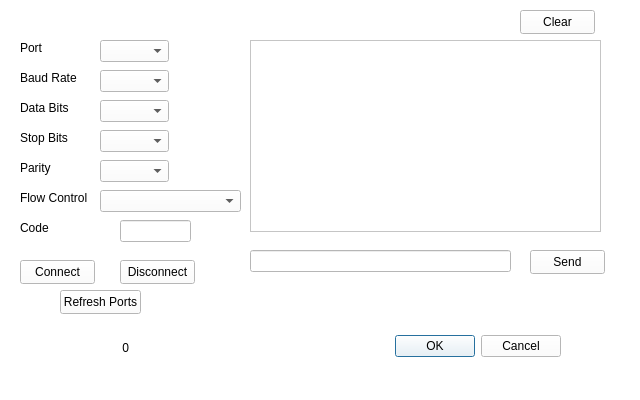
IvanZend/Learning-QT, file Serial Port Example/Serial_Port_Example/dialog_uart.ui: the form before one commit.
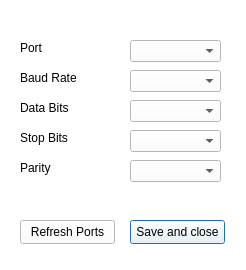
The form after the commit.

Patch:
```diff
--- a/Serial Port Example/Serial_Port_Example/dialog_uart.ui
+++ b/Serial Port Example/Serial_Port_Example/dialog_uart.ui
@@ -6,8 +6,8 @@
    <rect>
     <x>0</x>
     <y>0</y>
-    <width>640</width>
-    <height>400</height>
+    <width>246</width>
+    <height>270</height>
    </rect>
   </property>
   <property name="palette">
@@ -455,22 +455,6 @@
   <property name="windowTitle">
    <string>Dialog</string>
   </property>
-  <widget class="QDialogButtonBox" name="buttonBox">
-   <property name="geometry">
-    <rect>
-     <x>220</x>
-     <y>330</y>
-     <width>341</width>
-     <height>32</height>
-    </rect>
-   </property>
-   <property name="orientation">
-    <enum>Qt::Horizontal</enum>
-   </property>
-   <property name="standardButtons">
-    <set>QDialogButtonBox::Cancel|QDialogButtonBox::Ok</set>
-   </property>
-  </widget>
   <widget class="QLabel" name="label">
    <property name="geometry">
     <rect>
@@ -487,9 +471,9 @@
   <widget class="QComboBox" name="comboBox">
    <property name="geometry">
     <rect>
-     <x>100</x>
+     <x>130</x>
      <y>40</y>
-     <width>69</width>
+     <width>91</width>
      <height>22</height>
     </rect>
    </property>
@@ -497,9 +481,9 @@
   <widget class="QComboBox" name="comboBox_4">
    <property name="geometry">
     <rect>
-     <x>100</x>
+     <x>130</x>
      <y>130</y>
-     <width>69</width>
+     <width>91</width>
      <height>22</height>
     </rect>
    </property>
@@ -520,35 +504,22 @@
   <widget class="QPushButton" name="pushButton_2">
    <property name="geometry">
     <rect>
-     <x>20</x>
-     <y>260</y>
-     <width>75</width>
-     <height>24</height>
-    </rect>
-   </property>
-   <property name="text">
-    <string>Connect</string>
-   </property>
-  </widget>
-  <widget class="QLabel" name="label_7">
-   <property name="geometry">
-    <rect>
-     <x>20</x>
+     <x>130</x>
      <y>220</y>
-     <width>49</width>
-     <height>16</height>
+     <width>95</width>
+     <height>24</height>
     </rect>
    </property>
    <property name="text">
-    <string>Code</string>
+    <string>Save and close</string>
    </property>
   </widget>
   <widget class="QPushButton" name="pushButton_4">
    <property name="geometry">
     <rect>
-     <x>60</x>
-     <y>290</y>
-     <width>81</width>
+     <x>20</x>
+     <y>220</y>
+     <width>95</width>
      <height>24</height>
     </rect>
    </property>
@@ -559,9 +530,9 @@
   <widget class="QComboBox" name="comboBox_3">
    <property name="geometry">
     <rect>
-     <x>100</x>
+     <x>130</x>
      <y>100</y>
-     <width>69</width>
+     <width>91</width>
      <height>22</height>
     </rect>
    </property>
@@ -569,75 +540,13 @@
   <widget class="QComboBox" name="comboBox_5">
    <property name="geometry">
     <rect>
-     <x>100</x>
+     <x>130</x>
      <y>160</y>
-     <width>69</width>
+     <width>91</width>
      <height>22</height>
     </rect>
    </property>
   </widget>
-  <widget class="QPushButton" name="pushButton_5">
-   <property name="geometry">
-    <rect>
-     <x>520</x>
-     <y>10</y>
-     <width>75</width>
-     <height>24</height>
-    </rect>
-   </property>
-   <property name="text">
-    <string>Clear</string>
-   </property>
-  </widget>
-  <widget class="QPushButton" name="pushButton_3">
-   <property name="geometry">
-    <rect>
-     <x>120</x>
-     <y>260</y>
-     <width>75</width>
-     <height>24</height>
-    </rect>
-   </property>
-   <property name="text">
-    <string>Disconnect</string>
-   </property>
-  </widget>
-  <widget class="QLabel" name="label_6">
-   <property name="geometry">
-    <rect>
-     <x>20</x>
-     <y>190</y>
-     <width>81</width>
-     <height>16</height>
-    </rect>
-   </property>
-   <property name="text">
-    <string>Flow Control</string>
-   </property>
-  </widget>
-  <widget class="QComboBox" name="comboBox_6">
-   <property name="geometry">
-    <rect>
-     <x>100</x>
-     <y>190</y>
-     <width>141</width>
-     <height>22</height>
-    </rect>
-   </property>
-  </widget>
-  <widget class="QPushButton" name="pushButton">
-   <property name="geometry">
-    <rect>
-     <x>530</x>
-     <y>250</y>
-     <width>75</width>
-     <height>24</height>
-    </rect>
-   </property>
-   <property name="text">
-    <string>Send</string>
-   </property>
-  </widget>
   <widget class="QLabel" name="label_4">
    <property name="geometry">
     <rect>
@@ -654,9 +563,9 @@
   <widget class="QComboBox" name="comboBox_2">
    <property name="geometry">
     <rect>
-     <x>100</x>
+     <x>130</x>
      <y>70</y>
-     <width>69</width>
+     <width>91</width>
      <height>22</height>
     </rect>
    </property>
@@ -687,61 +596,6 @@
     <string>Data Bits</string>
    </property>
   </widget>
-  <widget class="QLineEdit" name="lineEdit_2">
-   <property name="geometry">
-    <rect>
-     <x>250</x>
-     <y>250</y>
-     <width>261</width>
-     <height>22</height>
-    </rect>
-   </property>
-  </widget>
-  <widget class="QLineEdit" name="lineEdit">
-   <property name="geometry">
-    <rect>
-     <x>120</x>
-     <y>220</y>
-     <width>71</width>
-     <height>22</height>
-    </rect>
-   </property>
-  </widget>
-  <widget class="QTextBrowser" name="textBrowser">
-   <property name="geometry">
-    <rect>
-     <x>250</x>
-     <y>40</y>
-     <width>351</width>
-     <height>192</height>
-    </rect>
-   </property>
-  </widget>
-  <widget class="QLabel" name="label_8">
-   <property name="geometry">
-    <rect>
-     <x>80</x>
-     <y>340</y>
-     <width>49</width>
-     <height>16</height>
-    </rect>
-   </property>
-   <property name="lineWidth">
-    <number>1</number>
-   </property>
-   <property name="text">
-    <string>0</string>
-   </property>
-   <property name="textFormat">
-    <enum>Qt::AutoText</enum>
-   </property>
-   <property name="scaledContents">
-    <bool>false</bool>
-   </property>
-   <property name="alignment">
-    <set>Qt::AlignRight|Qt::AlignTrailing|Qt::AlignVCenter</set>
-   </property>
-  </widget>
  </widget>
  <resources/>
  <connections>
```
Left out of the diff: 35 changed lines with no effect on the pictures.
